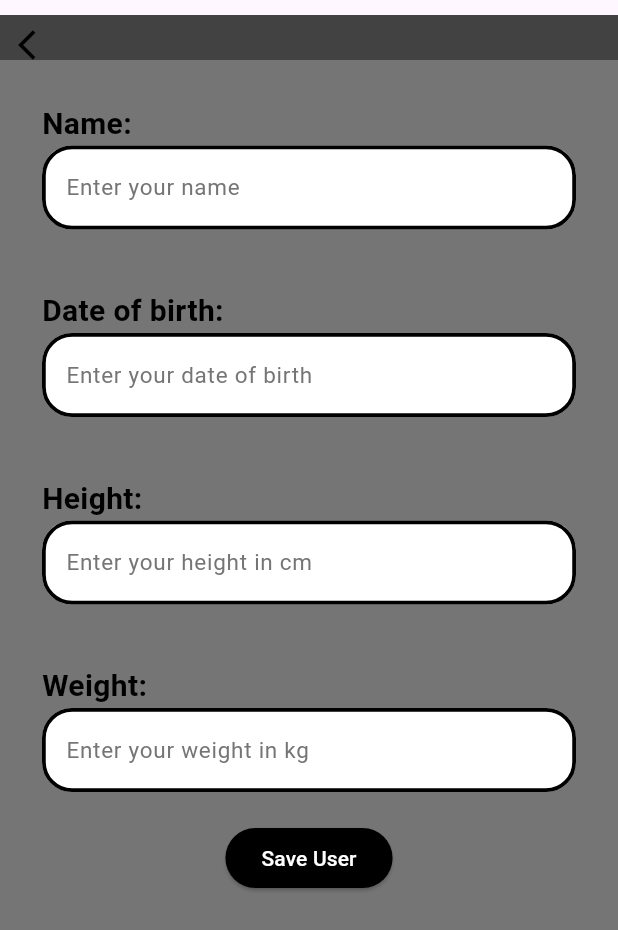
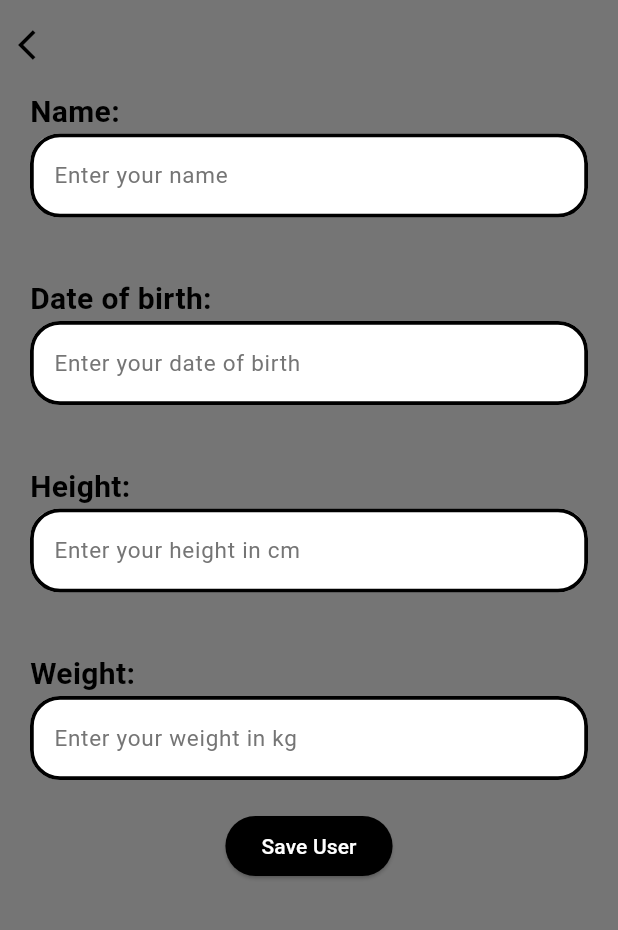
Before and after one commit to MaximeAlgosup/Team-Muscle, a Flutter app: the SelectUserPage screen opened by its route, after a tap on "Add User", on a phone screen of 412 x 824 dp. Shown: the top 930 px of the screen. Run offline on Flutter 3.47's test engine with Material 3 defaults, Android fonts, the phone set to English and light mode, and no system bars; our stand-ins replace go_router, sqflite; accounts and stored records are empty.

Commit message:
Update login and sign up pages

```diff
--- a/team_muscle/lib/controllers/user_controller.dart
+++ b/team_muscle/lib/controllers/user_controller.dart
@@ -26,9 +26,11 @@
     weight.dispose();
   }
 
-  void saveUser() {
+  void saveUser() async{
+    // get users number
+    int usersNumber = await users().then((value) => value.length);
     final UserModel user = UserModel(
-      id: 0,
+      id: usersNumber + 1,
       name: name.text,
       birthYear: int.parse(age.text),
       height: double.parse(height.text),
--- a/team_muscle/lib/models/user_model.dart
+++ b/team_muscle/lib/models/user_model.dart
@@ -24,6 +24,6 @@
 
   @override
   toString() {
-    return 'UserModel{name: $name, birthYear: $birthYear, height: $height, weight: $weight}';
+    return 'UserModel{id: $id, name: $name, birthYear: $birthYear, height: $height, weight: $weight}';
   }
 }
--- a/team_muscle/lib/pages/add_user_page.dart
+++ b/team_muscle/lib/pages/add_user_page.dart
@@ -1,4 +1,5 @@
 import 'package:flutter/material.dart';
+import 'package:flutter/rendering.dart';
 
 // Widgets
 import 'package:team_muscle/widgets/new_user_widget.dart';
@@ -25,7 +26,10 @@
 
   @override
   Widget build(BuildContext context) {
+    var screenWidth = MediaQuery.of(context).size.width;
+    var screenHeight = MediaQuery.of(context).size.height;
     return Scaffold(
+      backgroundColor: Colors.grey[600],
       appBar: PreferredSize(
         preferredSize: const Size.fromHeight(40.0),
         child: BackAppBarWidget(
@@ -34,15 +38,9 @@
           },
         ),
       ),
-      body: Container(
-        color: Colors.grey[600],
-        child: Padding(
-          padding: const EdgeInsets.all(8.0),
-          child: Column(
-            children: [
-              NewUserWidget(),
-            ],
-          ),
+      body: SafeArea(
+        child: SingleChildScrollView(
+          child: NewUserWidget(),
         ),
       ),
     );
--- a/team_muscle/lib/pages/select_user_page.dart
+++ b/team_muscle/lib/pages/select_user_page.dart
@@ -55,7 +55,7 @@
               children: [
                 (isUsers() == false) ?
                 const Text("No users found, please add a new user") :
-                SelectUserWidget(usersList: getUsers()),
+                const SelectUserWidget(),
                 IconButtonWidget(
                   label: 'Add User',
                   icon: Icons.add,
--- a/team_muscle/lib/widgets/buttons/back_app_bar_widget.dart
+++ b/team_muscle/lib/widgets/buttons/back_app_bar_widget.dart
@@ -10,7 +10,7 @@
     return Padding(
       padding: const EdgeInsets.only(top: 10.0),
       child: Container(
-        color: Colors.grey[800],
+        color: Colors.grey[600],
         alignment: Alignment.centerLeft,
         child: IconButton(
           icon: const Icon(Icons.arrow_back_ios),
--- a/team_muscle/lib/widgets/fields/text_field_widget.dart
+++ b/team_muscle/lib/widgets/fields/text_field_widget.dart
@@ -2,10 +2,17 @@
 
 class TextFieldWidget extends StatelessWidget {
   const TextFieldWidget(
-      {required this.label, required this.hintText, required this.controller, super.key});
+      {required this.label,
+      required this.hintText,
+      required this.controller,
+      this.titleFontSize = 20,
+      this.hintFontSize = 15,
+      super.key});
 
   final String label;
   final String hintText;
+  final double titleFontSize;
+  final double hintFontSize;
   final TextEditingController controller;
 
   @override
@@ -16,14 +23,15 @@
         children: [
           Row(
             children: [
-              Text(
+              Expanded(
+                  child: Text(
                 label,
-                style: const TextStyle(
+                style: TextStyle(
                   color: Colors.black,
-                  fontSize: 20,
+                  fontSize: titleFontSize,
                   fontWeight: FontWeight.bold,
                 ),
-              )
+              )),
             ],
           ),
           Row(
@@ -37,7 +45,7 @@
                     hintText: hintText,
                     hintStyle: TextStyle(
                       color: Colors.grey[600],
-                      fontSize: 15,
+                      fontSize: hintFontSize,
                     ),
                     focusedBorder: const OutlineInputBorder(
                       borderSide: BorderSide(
--- a/team_muscle/lib/widgets/new_user_widget.dart
+++ b/team_muscle/lib/widgets/new_user_widget.dart
@@ -7,13 +7,14 @@
 // Controllers
 import 'package:team_muscle/controllers/user_controller.dart';
 
-class NewUserWidget extends StatelessWidget{
+class NewUserWidget extends StatelessWidget {
   NewUserWidget({super.key});
+
   final controller = UserController();
 
   @override
   Widget build(BuildContext context) {
-    return  Column(
+    return Column(
       children: [
         TextFieldWidget(
           label: 'Name: ',
--- a/team_muscle/lib/widgets/select_user_widget.dart
+++ b/team_muscle/lib/widgets/select_user_widget.dart
@@ -1,3 +1,4 @@
+import 'package:flutter/foundation.dart';
 import 'package:flutter/material.dart';
 import 'package:team_muscle/globals.dart' as globals;
 
@@ -7,18 +8,49 @@
 // Tables
 import 'package:team_muscle/tables/user_table.dart';
 
-class SelectUserWidget extends StatelessWidget {
-  const SelectUserWidget({super.key, required this.usersList});
+class SelectUserWidget extends StatefulWidget {
+  const SelectUserWidget({super.key});
 
-  final Future<List<UserModel>> usersList;
+  @override
+  _SelectUserWidgetState createState() => _SelectUserWidgetState();
+}
+
+
+class _SelectUserWidgetState extends State<SelectUserWidget> {
+
+  Future<List<UserModel>> getUsers() async {
+    List<UserModel> usersList = await users();
+    // print all users data
+    if(kDebugMode) {
+      for (int i = 0; i < usersList.length; i++) {
+        debugPrint("User: ${usersList[i].toString()}");
+      }
+    }
+    return usersList;
+  }
+
+  Future<List<UserModel>> usersList = Future.value([]);
+
+  @override
+  void initState() {
+    super.initState();
+    usersList = getUsers();
+  }
 
   @override
   Widget build(BuildContext context) {
     return FutureBuilder<List<UserModel>>(
       future: usersList,
-      builder: (BuildContext context, AsyncSnapshot<List<UserModel>> usersSnapshot) {
+      builder:
+          (BuildContext context, AsyncSnapshot<List<UserModel>> usersSnapshot) {
         if (usersSnapshot.hasData) {
           return Expanded(
+              child: RefreshIndicator(
+            onRefresh: () async {
+              setState(() {
+                usersList = getUsers();
+              });
+            },
             child: ListView.builder(
               itemCount: usersSnapshot.data!.length,
               itemBuilder: (BuildContext context, int index) {
@@ -36,7 +68,7 @@
                 );
               },
             ),
-            );
+          ));
         }
         return const CircularProgressIndicator();
       },
```
Also changed, not shown: team_muscle/lib/pages/user_page.dart (+81 -24 lines). Lines whose indentation alone changed are shown as unchanged.
